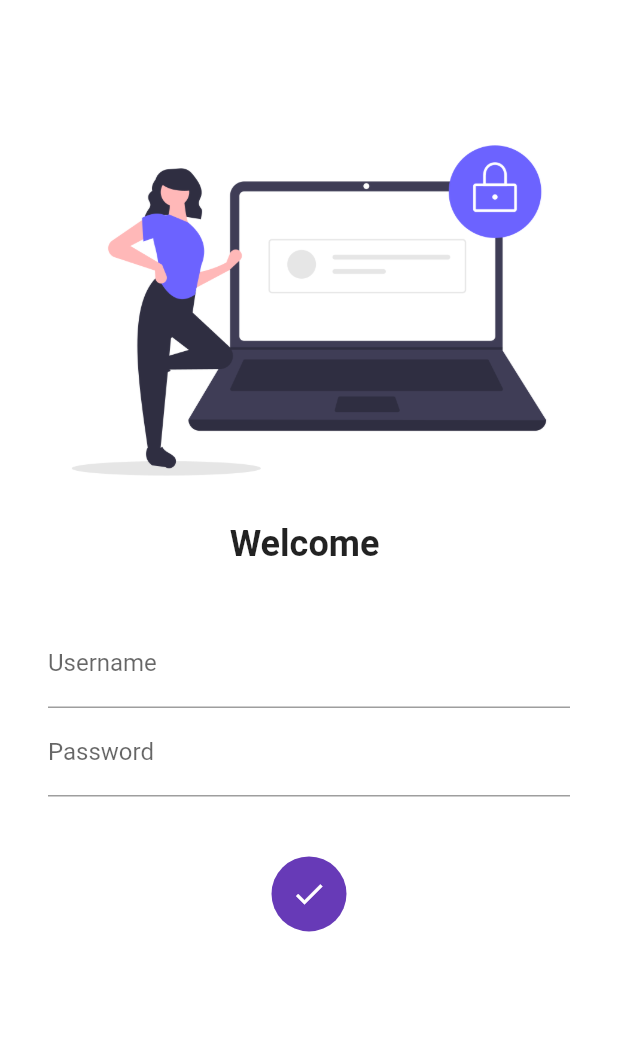
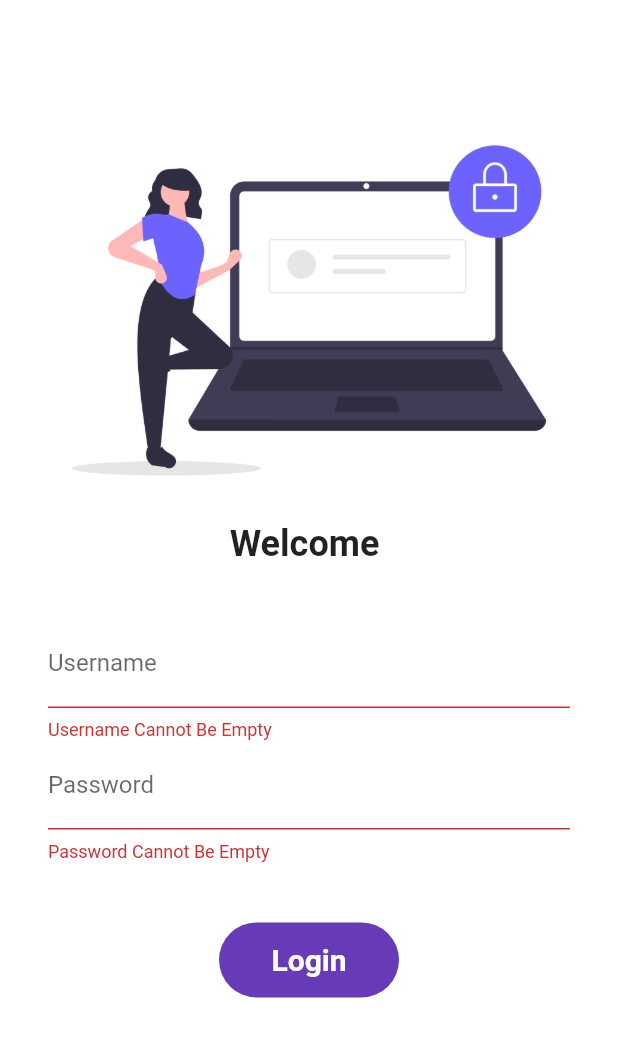
Before and after one commit to Anirudh-2003/Catalog-App, a Flutter app: the screen it shows after launch, after a tap on "Login", on a phone screen of 412 x 824 dp. Shown: the top 1037 px of the screen. Run offline on Flutter 3.47's test engine with Material 2 defaults, Android fonts, the phone set to English and light mode, and no system bars; our stand-ins replace google_fonts.

```diff
--- a/lib/Screens/LoginPage.dart
+++ b/lib/Screens/LoginPage.dart
@@ -9,20 +9,40 @@ class LoginPage extends StatefulWidget {
 }
 
 class _LoginPageState extends State<LoginPage> {
-  String name= "";
+  String name = "";
   bool changeButton = false;
+  final _formkey = GlobalKey<FormState>();
+  moveToHome(BuildContext context) async {
+    if (_formkey.currentState!.validate()) {
+      setState(() {
+        changeButton = true;
+      });
+      await Future.delayed(Duration(seconds: 1));
+      await Navigator.pushNamed(context, MyRoutes.homeRoute);
+      setState(() {
+        changeButton = false;
+      });
+    }
+  }
+
   @override
   Widget build(BuildContext context) {
     return Material(
       color: Colors.white,
       child: SingleChildScrollView(
+        child: Form(
+          key: _formkey,
           child: Column(
             children: [
               SizedBox(
                 height: 65.0,
               ),
-            Image.asset("Assests/Images/Login_page.png", fit: BoxFit.cover,),
-            Text("Welcome $name",
+              Image.asset(
+                "Assests/Images/Login_page.png",
+                fit: BoxFit.cover,
+              ),
+              Text(
+                "Welcome $name",
                 style: TextStyle(
                   fontSize: 24,
                   fontWeight: FontWeight.bold,
@@ -32,7 +52,8 @@ class _LoginPageState extends State<LoginPage> {
                 height: 20.0,
               ),
               Padding(
-              padding: const EdgeInsets.symmetric(vertical: 16.0, horizontal: 32.0),
+                padding: const EdgeInsets.symmetric(
+                    vertical: 16.0, horizontal: 32.0),
                 child: Column(
                   children: [
                     TextFormField(
@@ -40,12 +61,15 @@ class _LoginPageState extends State<LoginPage> {
                         hintText: "Enter Your Username",
                         labelText: "Username",
                       ),
-                      onChanged: (value)
-                      {
+                      validator: (value) {
+                        if (value!.isEmpty) {
+                          return "Username Cannot Be Empty";
+                        }
+                        return null;
+                      },
+                      onChanged: (value) {
                         name = value;
-                        setState(() {
-
-                        });
+                        setState(() {});
                       },
                     ),
                     TextFormField(
@@ -53,25 +77,35 @@ class _LoginPageState extends State<LoginPage> {
                       decoration: InputDecoration(
                         hintText: "Enter Your Password",
                         labelText: "Password",
-                        )
+                      ),
+                      validator: (value) {
+                        if (value!.isEmpty) {
+                          return "Password Cannot Be Empty";
+                        } else if (value.length < 6) {
+                          return "Password Length Should be Atleast 6";
+                        }
+                        return null;
+                      },
                     ),
                     SizedBox(
                       height: 40.0,
                     ),
-                  InkWell(
-                    onTap: () async {
-                      setState(() async {
-                        changeButton = true;
-                        await Future.delayed(Duration(seconds: 2));
-                        Navigator.pushNamed(context, MyRoutes.homeRoute);
-                      });
-                    },
+                    Material(
+                      color: Colors.deepPurple,
+                      borderRadius: BorderRadius.circular(25.0),
+                      child: InkWell(
+                        onTap: () => moveToHome(context),
                         child: AnimatedContainer(
-                      duration: Duration(seconds: 2),
-                      width: 120,
+                          duration: Duration(seconds: 1),
+                          width: changeButton ? 50 : 120,
                           height: 50,
                           alignment: Alignment.center,
-                      child: changeButton?Icon(Icons.done, color: Colors.white,):Text(
+                          child: changeButton
+                              ? Icon(
+                                  Icons.done,
+                                  color: Colors.white,
+                                )
+                              : Text(
                                   "Login",
                                   style: TextStyle(
                                     color: Colors.white,
@@ -79,31 +113,16 @@ class _LoginPageState extends State<LoginPage> {
                                     fontSize: 20,
                                   ),
                                 ),
-                      decoration: BoxDecoration(
-                        color: Colors.deepPurple,
-                        shape: changeButton?BoxShape.circle: BoxShape.rectangle,
-                        // borderRadius: BorderRadius.circular(25.0),
                         ),
                       ),
-                  )
-                  // ElevatedButton(
-                  //   onPressed: () {
-                  //     Navigator.pushNamed(context, MyRoutes.homeRoute);
-                  //   },
-                  //   child: Text("Login"),
-                  //   style: TextButton.styleFrom(
-                  //       minimumSize: Size(90, 50),
-                  //       shape: RoundedRectangleBorder(
-                  //           borderRadius: BorderRadius.circular(25.0),
-                  //       ),
-                  //   ),
-                  // ),
+                    ),
                   ],
                 ),
               ),
             ],
           ),
         ),
+      ),
     );
   }
 }
```
Lines whose indentation alone changed are shown as unchanged.
